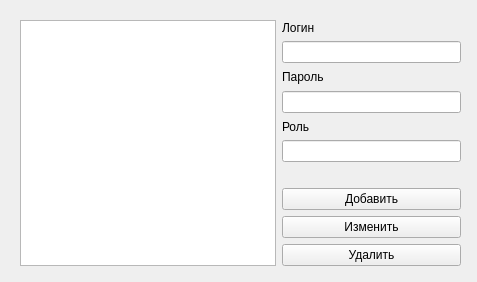
First picture: the form in adminview.ui, repository shizastudent/DeviceComponentsInv, before the edit.
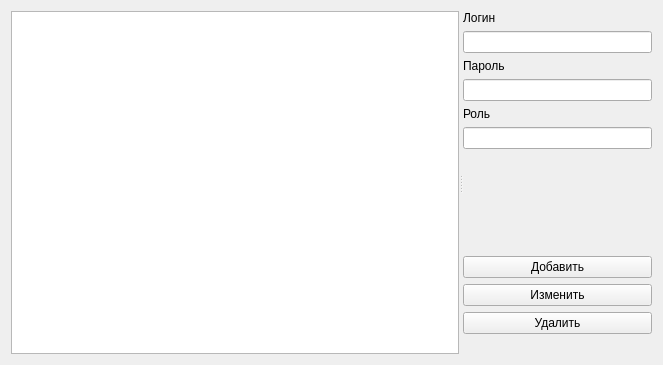
Second picture: the form after the edit.

Diff of the .ui file:
```diff
--- a/adminview.ui
+++ b/adminview.ui
@@ -6,86 +6,95 @@
    <rect>
     <x>0</x>
     <y>0</y>
-    <width>477</width>
-    <height>282</height>
+    <width>663</width>
+    <height>365</height>
    </rect>
   </property>
+  <property name="sizePolicy">
+   <sizepolicy hsizetype="Maximum" vsizetype="Maximum">
+    <horstretch>0</horstretch>
+    <verstretch>0</verstretch>
+   </sizepolicy>
+  </property>
   <property name="windowTitle">
    <string>Управление пользователями</string>
   </property>
-  <widget class="QWidget" name="">
-   <property name="geometry">
-    <rect>
-     <x>20</x>
-     <y>20</y>
-     <width>441</width>
-     <height>246</height>
-    </rect>
-   </property>
    <layout class="QHBoxLayout" name="horizontalLayout">
     <item>
-     <widget class="QTableView" name="tvUsers"/>
-    </item>
-    <item>
+    <widget class="QSplitter" name="splitter">
+     <property name="orientation">
+      <enum>Qt::Horizontal</enum>
+     </property>
+     <widget class="QTableView" name="tvUsers">
+      <property name="sizePolicy">
+       <sizepolicy hsizetype="Expanding" vsizetype="Expanding">
+        <horstretch>0</horstretch>
+        <verstretch>0</verstretch>
+       </sizepolicy>
+      </property>
+     </widget>
+     <widget class="QWidget" name="">
      <layout class="QVBoxLayout" name="verticalLayout">
       <item>
+        <layout class="QGridLayout" name="gridLayout">
+         <item row="0" column="0">
        <widget class="QLabel" name="lLogin">
         <property name="text">
          <string>Логин</string>
         </property>
        </widget>
       </item>
-      <item>
+         <item row="1" column="0">
        <widget class="QLineEdit" name="leLogin"/>
       </item>
-      <item>
+         <item row="2" column="0">
        <widget class="QLabel" name="lPassword">
         <property name="text">
          <string>Пароль</string>
         </property>
        </widget>
       </item>
-      <item>
+         <item row="3" column="0">
        <widget class="QLineEdit" name="lePassword"/>
       </item>
-      <item>
+         <item row="4" column="0">
        <widget class="QLabel" name="LRole">
         <property name="text">
          <string>Роль</string>
         </property>
        </widget>
       </item>
-      <item>
+         <item row="5" column="0">
        <widget class="QLineEdit" name="leRole"/>
       </item>
-      <item>
-       <spacer name="horizontalSpacer">
+         <item row="6" column="0">
+          <spacer name="verticalSpacer">
         <property name="orientation">
-         <enum>Qt::Horizontal</enum>
+            <enum>Qt::Vertical</enum>
         </property>
         <property name="sizeHint" stdset="0">
          <size>
-          <width>40</width>
-          <height>20</height>
+             <width>20</width>
+             <height>40</height>
          </size>
         </property>
        </spacer>
       </item>
-      <item>
+         <item row="7" column="0">
        <widget class="QPushButton" name="btnAddUser">
         <property name="text">
          <string>Добавить</string>
         </property>
        </widget>
       </item>
-      <item>
+         <item row="8" column="0">
        <widget class="QPushButton" name="btnUpdateUser">
         <property name="text">
          <string>Изменить</string>
         </property>
        </widget>
       </item>
-      <item>
+         <item row="9" column="0">
        <widget class="QPushButton" name="btnDeleteUser">
         <property name="text">
          <string>Удалить</string>
@@ -94,8 +103,24 @@
       </item>
      </layout>
     </item>
-   </layout>
-  </widget>
+       <item>
+        <spacer name="horizontalSpacer">
+         <property name="orientation">
+          <enum>Qt::Horizontal</enum>
+         </property>
+         <property name="sizeHint" stdset="0">
+          <size>
+           <width>40</width>
+           <height>20</height>
+          </size>
+         </property>
+        </spacer>
+       </item>
+      </layout>
+     </widget>
+    </widget>
+   </item>
+  </layout>
  </widget>
  <resources/>
  <connections/>
```
Lines whose indentation alone changed are shown as unchanged.
